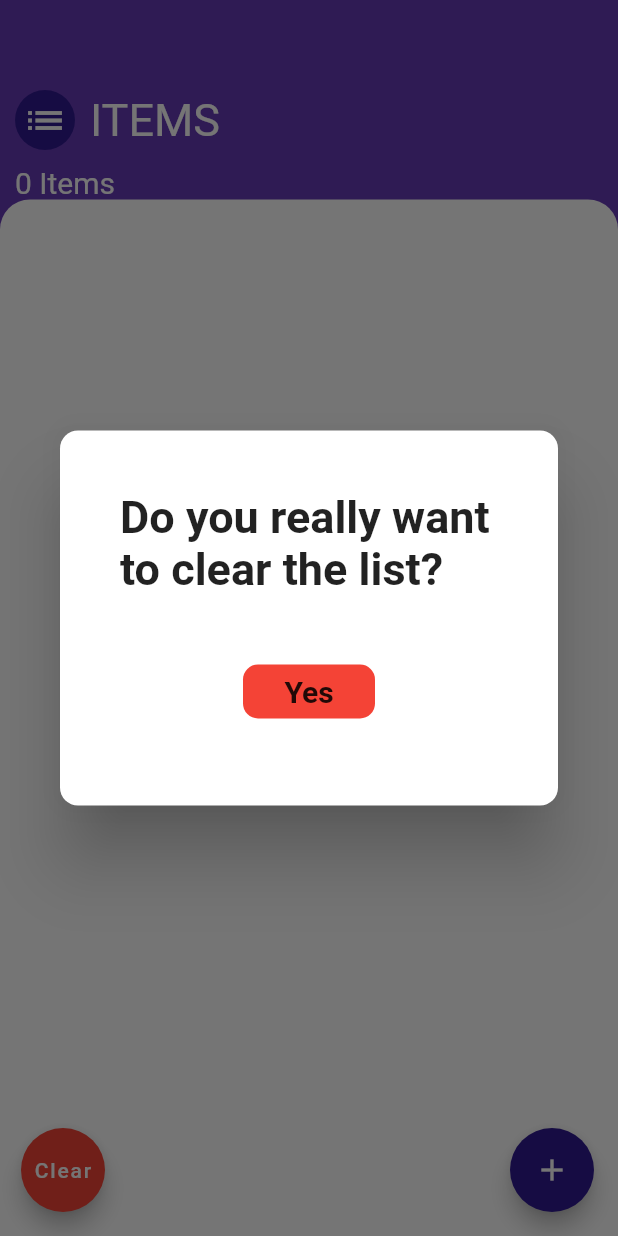
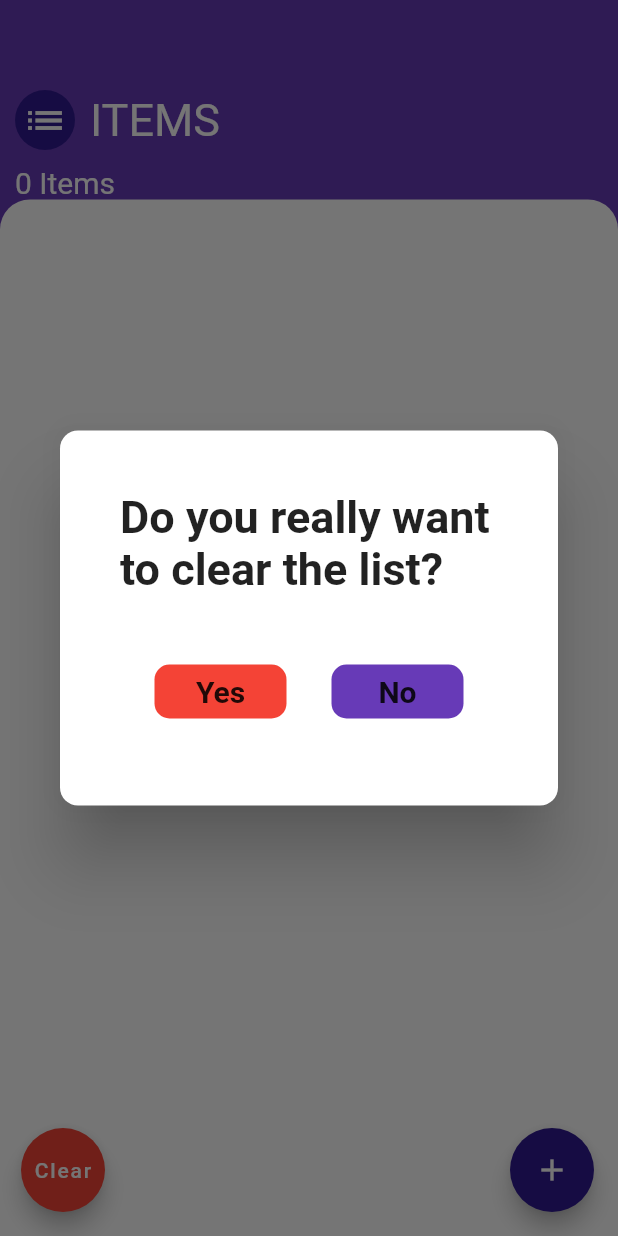
Before and after one commit to navdeepduvedi/ShopKarrt_Flutter, a Flutter app: the screen it shows after launch, after a tap on "Clear", on a phone screen of 412 x 824 dp. Run offline on Flutter 3.47's test engine with Material 2 defaults, Android fonts, the phone set to English and light mode, and no system bars.

Commit message:
Added a No button to clear list dialog box

```diff
--- a/shopkarrt/lib/listScreen.dart
+++ b/shopkarrt/lib/listScreen.dart
@@ -60,6 +60,9 @@ class listscreen extends StatelessWidget {
                           SizedBox(
                             height: 20.0,
                           ),
+                          Row(
+                            mainAxisAlignment: MainAxisAlignment.center,
+                            children: <Widget>[
                               FlatButton(
                                 shape: RoundedRectangleBorder(borderRadius: BorderRadius.circular(10.0)),
                                 color: Colors.red,
@@ -74,6 +77,24 @@ class listscreen extends StatelessWidget {
                                   itemProvider.cleanList();
                                   Navigator.pop(context);
                                 },
+                                ),
+                                SizedBox(width: 30.0,),
+                                FlatButton(
+                                shape: RoundedRectangleBorder(borderRadius: BorderRadius.circular(10.0)),
+                                color: Colors.deepPurple,
+                                child: Text(
+                                  'No',
+                                  style: TextStyle(
+                                  fontWeight: FontWeight.bold,
+                                  fontSize: 20.0,
+                                ),
+                                ) ,
+                                onPressed: (){
+
+                                  Navigator.pop(context);
+                                },
+                                ),
+                            ],
                           )
                         ],),
                       ),
```
Lines whose indentation alone changed are shown as unchanged.
